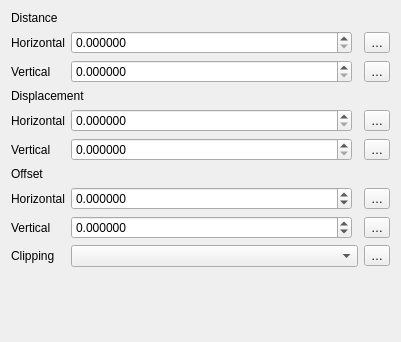
Before: the Qt Designer form src/ui/symbollayer/widget_pointpatternfill.ui in qgis/QGIS, drawn with Qt 5.
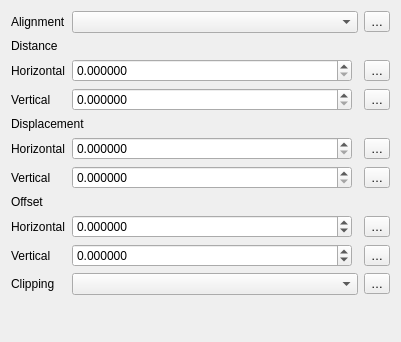
After: the same form once the commit is applied. Custom widgets are drawn as their Qt base class.

Commit message: [FEATURE][symbology] Add coordinate reference mode (i.e. pattern alignment) to line pattern and point pattern symbol layer types

Diff of the .ui file:
```diff
--- a/src/ui/symbollayer/widget_pointpatternfill.ui
+++ b/src/ui/symbollayer/widget_pointpatternfill.ui
@@ -14,7 +14,24 @@
    <string notr="true">Form</string>
   </property>
   <layout class="QGridLayout" name="gridLayout" columnstretch="0,1,0">
-   <item row="4" column="1">
+   <item row="0" column="0">
+    <widget class="QLabel" name="mCoordinateReferenceLabel">
+     <property name="text">
+      <string>Alignment</string>
+     </property>
+    </widget>
+   </item>
+   <item row="0" column="1">
+    <widget class="QComboBox" name="mCoordinateReferenceComboBox"/>
+   </item>
+   <item row="0" column="2">
+    <widget class="QgsPropertyOverrideButton" name="mCoordinateReferenceDDBtn">
+     <property name="text">
+      <string>…</string>
+     </property>
+    </widget>
+   </item>
+   <item row="5" column="1">
     <layout class="QHBoxLayout" name="horizontalLayout_4">
      <item>
       <widget class="QgsDoubleSpinBox" name="mHorizontalDisplacementSpinBox">
@@ -53,14 +70,14 @@
      </item>
     </layout>
    </item>
-   <item row="7" column="2">
+   <item row="8" column="2">
     <widget class="QgsPropertyOverrideButton" name="mHorizontalOffsetDDBtn">
      <property name="text">
       <string>…</string>
      </property>
     </widget>
    </item>
-   <item row="10" column="0" colspan="3">
+   <item row="11" column="0" colspan="3">
     <spacer name="verticalSpacer">
      <property name="orientation">
       <enum>Qt::Vertical</enum>
@@ -73,42 +90,42 @@
      </property>
     </spacer>
    </item>
-   <item row="2" column="2">
+   <item row="3" column="2">
     <widget class="QgsPropertyOverrideButton" name="mVerticalDistanceDDBtn">
      <property name="text">
       <string>…</string>
      </property>
     </widget>
    </item>
-   <item row="3" column="0" colspan="3">
+   <item row="4" column="0" colspan="3">
     <widget class="QLabel" name="mHorizontalDisplacementLabel">
      <property name="text">
       <string>Displacement</string>
      </property>
     </widget>
    </item>
-   <item row="8" column="0">
+   <item row="9" column="0">
     <widget class="QLabel" name="mVerticalOffsetLabel">
      <property name="text">
       <string>Vertical</string>
      </property>
     </widget>
    </item>
-   <item row="4" column="0">
+   <item row="5" column="0">
     <widget class="QLabel" name="mHorizontalDisplacementLabel1">
      <property name="text">
       <string>Horizontal</string>
      </property>
     </widget>
    </item>
-   <item row="2" column="0">
+   <item row="3" column="0">
     <widget class="QLabel" name="mVerticalDistanceLabel">
      <property name="text">
       <string>Vertical</string>
      </property>
     </widget>
    </item>
-   <item row="1" column="1">
+   <item row="2" column="1">
     <layout class="QHBoxLayout" name="horizontalLayout">
      <item>
       <widget class="QgsDoubleSpinBox" name="mHorizontalDistanceSpinBox">
@@ -147,7 +164,7 @@
      </item>
     </layout>
    </item>
-   <item row="7" column="1">
+   <item row="8" column="1">
     <layout class="QHBoxLayout" name="horizontalLayout_6">
      <item>
       <widget class="QgsDoubleSpinBox" name="mHorizontalOffsetSpinBox">
@@ -192,35 +209,35 @@
      </item>
     </layout>
    </item>
-   <item row="5" column="0">
+   <item row="6" column="0">
     <widget class="QLabel" name="mVerticalDisplacementLabel">
      <property name="text">
       <string>Vertical</string>
      </property>
     </widget>
    </item>
-   <item row="6" column="0" colspan="3">
+   <item row="7" column="0" colspan="3">
     <widget class="QLabel" name="mOffsetLabel">
      <property name="text">
       <string>Offset</string>
      </property>
     </widget>
    </item>
-   <item row="0" column="0" colspan="3">
+   <item row="1" column="0" colspan="3">
     <widget class="QLabel" name="mHorizontalDistanceLabel">
      <property name="text">
       <string>Distance</string>
      </property>
     </widget>
    </item>
-   <item row="5" column="2">
+   <item row="6" column="2">
     <widget class="QgsPropertyOverrideButton" name="mVerticalDisplacementDDBtn">
      <property name="text">
       <string>…</string>
      </property>
     </widget>
    </item>
-   <item row="2" column="1">
+   <item row="3" column="1">
     <layout class="QHBoxLayout" name="horizontalLayout_2">
      <item>
       <widget class="QgsDoubleSpinBox" name="mVerticalDistanceSpinBox">
@@ -253,28 +270,28 @@
      </item>
     </layout>
    </item>
-   <item row="1" column="0">
+   <item row="2" column="0">
     <widget class="QLabel" name="mHorizontalDistanceLabel1">
      <property name="text">
       <string>Horizontal</string>
      </property>
     </widget>
    </item>
-   <item row="1" column="2">
+   <item row="2" column="2">
     <widget class="QgsPropertyOverrideButton" name="mHorizontalDistanceDDBtn">
      <property name="text">
       <string>…</string>
      </property>
     </widget>
    </item>
-   <item row="8" column="2">
+   <item row="9" column="2">
     <widget class="QgsPropertyOverrideButton" name="mVerticalOffsetDDBtn">
      <property name="text">
       <string>…</string>
      </property>
     </widget>
    </item>
-   <item row="8" column="1">
+   <item row="9" column="1">
     <layout class="QHBoxLayout" name="horizontalLayout_7">
      <item>
       <widget class="QgsDoubleSpinBox" name="mVerticalOffsetSpinBox">
@@ -319,7 +336,7 @@
      </item>
     </layout>
    </item>
-   <item row="5" column="1">
+   <item row="6" column="1">
     <layout class="QHBoxLayout" name="horizontalLayout_5">
      <item>
       <widget class="QgsDoubleSpinBox" name="mVerticalDisplacementSpinBox">
@@ -358,31 +375,31 @@
      </item>
     </layout>
    </item>
-   <item row="7" column="0">
+   <item row="8" column="0">
     <widget class="QLabel" name="mHorizontalOffsetLabel">
      <property name="text">
       <string>Horizontal</string>
      </property>
     </widget>
    </item>
-   <item row="4" column="2">
+   <item row="5" column="2">
     <widget class="QgsPropertyOverrideButton" name="mHorizontalDisplacementDDBtn">
      <property name="text">
       <string>…</string>
      </property>
     </widget>
    </item>
-   <item row="9" column="1">
+   <item row="10" column="1">
     <widget class="QComboBox" name="mClipModeComboBox"/>
    </item>
-   <item row="9" column="0">
+   <item row="10" column="0">
     <widget class="QLabel" name="mOffsetLabel_2">
      <property name="text">
       <string>Clipping</string>
      </property>
     </widget>
    </item>
-   <item row="9" column="2">
+   <item row="10" column="2">
     <widget class="QgsPropertyOverrideButton" name="mClippingDDBtn">
      <property name="text">
       <string>…</string>
```
Left out of the diff: 2 changed lines with no effect on the pictures. The commit also changes 14 other files.
